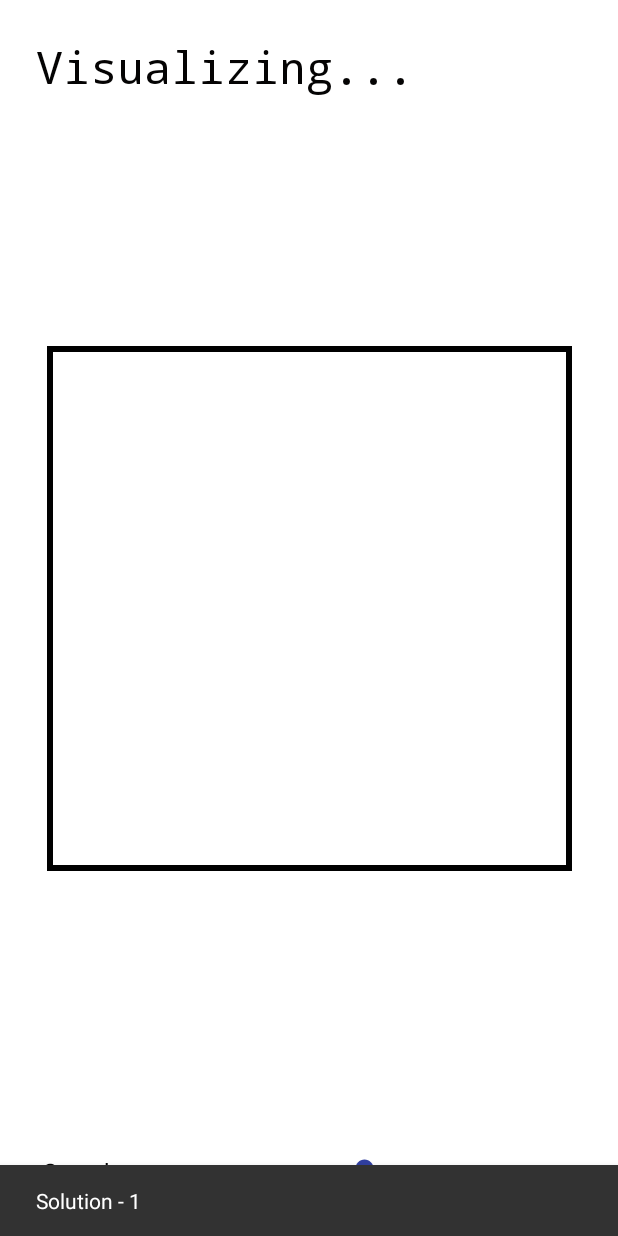
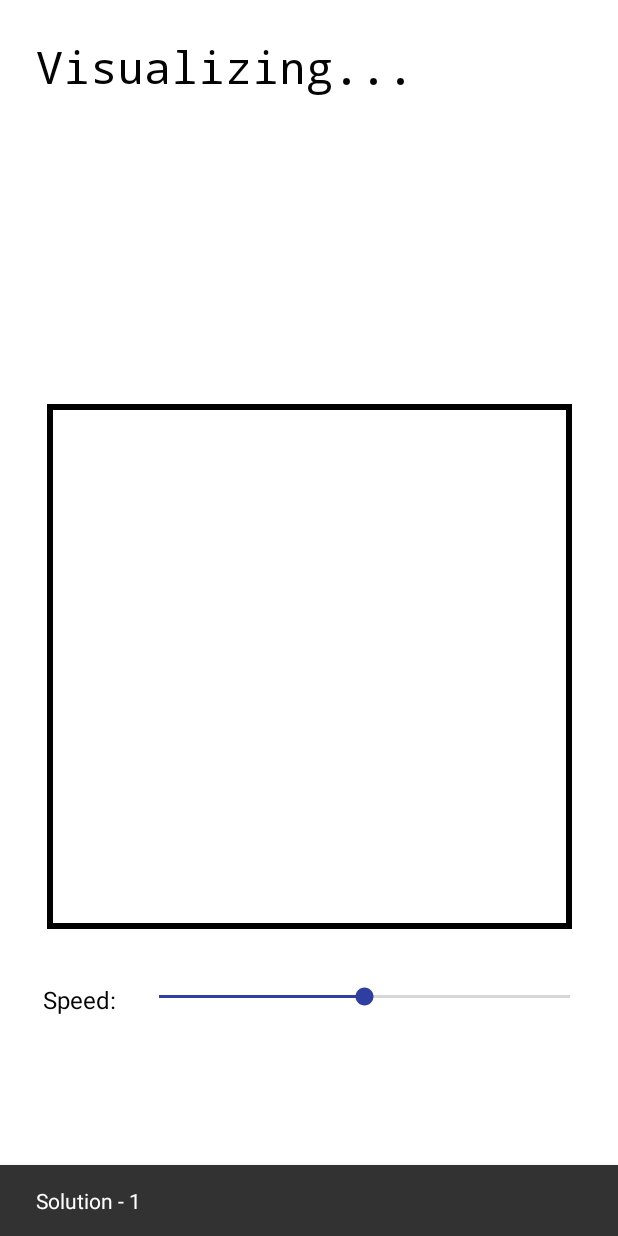
Before and after one commit to The-Lazy-People/Algorithm-Visualizer, an Android app: the VisualizationActivity screen opened directly, with no data from a screen before it, on a phone screen of 412 x 824 dp. Run offline under Robolectric (Android 15) with nearby library versions, the phone set to English and light mode, and no system bars; libraries missing offline, so code that uses them is left out: com.varunest.sparkbutton; Roboto replaces fonts that are not available here; 1 statement that could not run was skipped.

Commit message:
Bug fixed 3

```diff
--- a/app/src/main/java/com/thelazypeople/algorithmvisualizer/VerticalViewPager.kt
+++ b/app/src/main/java/com/thelazypeople/algorithmvisualizer/VerticalViewPager.kt
@@ -52,9 +52,9 @@ class VerticalViewPager(context: Context, attrs: AttributeSet?) :
     private fun flipXY(ev: MotionEvent): MotionEvent {
         val width = width.toFloat()
         val height = height.toFloat()
-        val x = ev.y / height * width
-        val y = ev.x / width * height
-        ev.setLocation(x, y)
+        val x = (ev.y  / height * width )
+        val y = (ev.x  / width * height )
+        ev.setLocation(x-200, y+200)
         return ev
     }
 
--- a/app/src/main/res/layout/activity_visualization.xml
+++ b/app/src/main/res/layout/activity_visualization.xml
@@ -12,9 +12,8 @@
         android:layout_width="350dp"
         android:layout_height="350dp"
         android:layout_gravity="center_horizontal"
-        android:layout_marginBottom="24dp"
         android:background="@drawable/text_border"
-        app:layout_constraintBottom_toTopOf="@+id/linearLayout7"
+        app:layout_constraintBottom_toBottomOf="parent"
         app:layout_constraintEnd_toEndOf="parent"
         app:layout_constraintStart_toStartOf="parent"
         app:layout_constraintTop_toBottomOf="@+id/textView3">
@@ -50,7 +49,9 @@
         android:orientation="horizontal"
         app:layout_constraintBottom_toBottomOf="parent"
         app:layout_constraintEnd_toEndOf="parent"
-        app:layout_constraintStart_toStartOf="parent">
+        app:layout_constraintStart_toStartOf="parent"
+        app:layout_constraintTop_toBottomOf="@+id/frameLayout"
+        app:layout_constraintVertical_bias="0.24000001">
 
         <TextView
             android:id="@+id/textView50"
```
Also changed, not shown: app/src/main/java/com/thelazypeople/algorithmvisualizer/home/HomeFragment.kt (+9 -11 lines).
